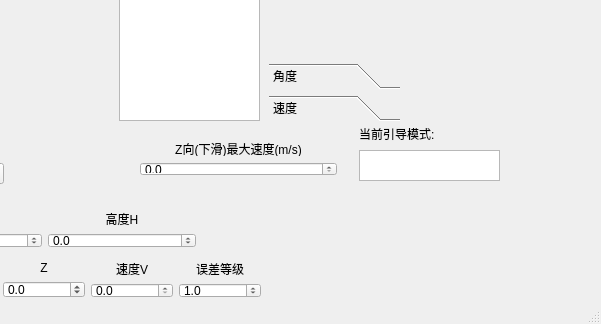
First picture: the form in QtWidgetsApplication1/QtWidgetsApplication1.ui, repository ahhaos/QtWidgetsApplication1-_FF, before the edit; both pictures show x 721 to 1322 and y 516 to 840 of the 1322 by 840 pixel window.
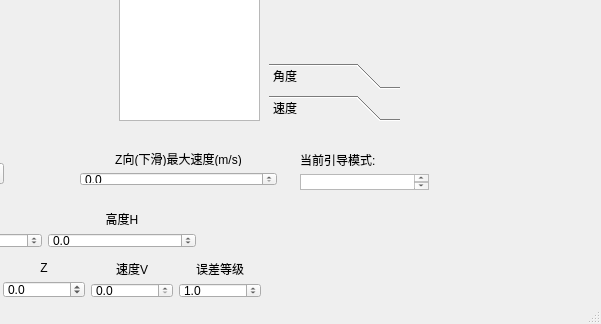
Second picture: the form after the edit. The open tabs and pages were chosen to show the change.

Patch:
```diff
--- a/QtWidgetsApplication1/QtWidgetsApplication1.ui
+++ b/QtWidgetsApplication1/QtWidgetsApplication1.ui
@@ -970,8 +970,8 @@
    <widget class="QWidget" name="layoutWidget">
     <property name="geometry">
      <rect>
-      <x>850</x>
-      <y>610</y>
+      <x>790</x>
+      <y>620</y>
       <width>219</width>
       <height>57</height>
      </rect>
@@ -1040,32 +1040,6 @@
      </item>
     </layout>
    </widget>
-   <widget class="QTextBrowser" name="textBrowser_zhuoJianMode">
-    <property name="geometry">
-     <rect>
-      <x>1080</x>
-      <y>630</y>
-      <width>141</width>
-      <height>31</height>
-     </rect>
-    </property>
-   </widget>
-   <widget class="QLabel" name="label_zhuoJianMode">
-    <property name="geometry">
-     <rect>
-      <x>1080</x>
-      <y>600</y>
-      <width>131</width>
-      <height>27</height>
-     </rect>
-    </property>
-    <property name="styleSheet">
-     <string notr="true">font: 12pt &quot;微软雅黑&quot;;</string>
-    </property>
-    <property name="text">
-     <string>当前引导模式:</string>
-    </property>
-   </widget>
    <widget class="QCheckBox" name="checkBox_is429Send">
     <property name="geometry">
      <rect>
@@ -1079,6 +1053,31 @@
      <string>是否使用429发送数据</string>
     </property>
    </widget>
+   <widget class="QWidget" name="">
+    <property name="geometry">
+     <rect>
+      <x>1010</x>
+      <y>620</y>
+      <width>151</width>
+      <height>61</height>
+     </rect>
+    </property>
+    <layout class="QVBoxLayout" name="verticalLayout_6">
+     <item>
+      <widget class="QLabel" name="label_zhuoJianMode">
+       <property name="styleSheet">
+        <string notr="true">font: 12pt &quot;微软雅黑&quot;;</string>
+       </property>
+       <property name="text">
+        <string>当前引导模式:</string>
+       </property>
+      </widget>
+     </item>
+     <item>
+      <widget class="QTextBrowser" name="textBrowser_zhuoJianMode"/>
+     </item>
+    </layout>
+   </widget>
    <zorder>layoutWidget</zorder>
    <zorder>layoutWidget</zorder>
    <zorder>horizontalLayoutWidget</zorder>
```
Left out of the diff: 12 changed lines with no effect on the pictures.
